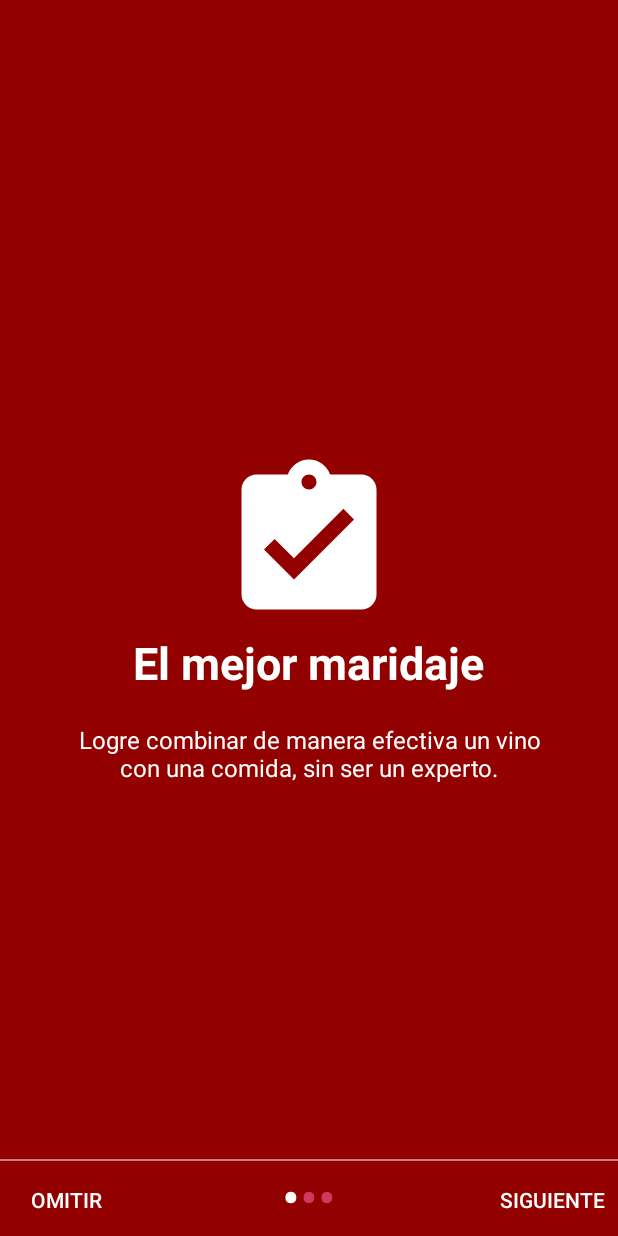
After one commit to mmrapps/MaridajeAndVinos, an Android app: the HelpActivity screen opened directly, with no data from a screen before it, on a phone screen of 412 x 824 dp. The commit adds this screen. Run offline under Robolectric (Android 15) with nearby library versions, the phone set to English and light mode, and no system bars.

Commit message:
Se agrega slide del help

```diff
--- a/app/src/main/AndroidManifest.xml
+++ b/app/src/main/AndroidManifest.xml
@@ -102,7 +102,8 @@
                 android:name="android.support.PARENT_ACTIVITY"
                 android:value="com.apps.mmr.maridajeandvinos.Activitys.MainActivity" />
         </activity>
-        <activity android:name=".Activitys.HomeActivity"></activity>
+        <activity android:name=".Activitys.HomeActivity" />
+        <activity android:name=".Activitys.HelpActivity"></activity>
     </application>
 
 </manifest>
--- /dev/null
+++ b/app/src/main/java/com/apps/mmr/maridajeandvinos/Activitys/HelpActivity.java
@@ -0,0 +1,202 @@
+package com.apps.mmr.maridajeandvinos.Activitys;
+
+import android.content.Context;
+import android.content.Intent;
+import android.graphics.Color;
+import android.os.Build;
+import android.os.Bundle;
+import android.support.v4.view.PagerAdapter;
+import android.support.v4.view.ViewPager;
+import android.support.v7.app.AppCompatActivity;
+import android.text.Html;
+import android.view.LayoutInflater;
+import android.view.View;
+import android.view.ViewGroup;
+import android.view.Window;
+import android.view.WindowManager;
+import android.widget.Button;
+import android.widget.LinearLayout;
+import android.widget.TextView;
+
+import com.apps.mmr.maridajeandvinos.R;
+
+public class HelpActivity extends AppCompatActivity {
+
+    private ViewPager viewPager;
+    private MyViewPagerAdapter myViewPagerAdapter;
+    private LinearLayout dotsLayout;
+    private TextView[] dots;
+    private int[] layouts;
+    private Button btnSkip, btnNext;
+    //private PrefManager prefManager;
+
+    @Override
+    protected void onCreate(Bundle savedInstanceState) {
+        super.onCreate(savedInstanceState);
+
+        /* Checking for first time launch - before calling setContentView()
+        prefManager = new PrefManager(this);
+        if (!prefManager.isFirstTimeLaunch()) {
+            launchHomeScreen();
+            finish();
+        } */
+
+        // Making notification bar transparent
+        if (Build.VERSION.SDK_INT >= 21) {
+            getWindow().getDecorView().setSystemUiVisibility(View.SYSTEM_UI_FLAG_LAYOUT_STABLE | View.SYSTEM_UI_FLAG_LAYOUT_FULLSCREEN);
+        }
+
+        setContentView(R.layout.activity_help);
+
+        viewPager = (ViewPager) findViewById(R.id.view_pager);
+        dotsLayout = (LinearLayout) findViewById(R.id.layoutDots);
+        btnSkip = (Button) findViewById(R.id.btn_skip);
+        btnNext = findViewById(R.id.btn_next);
+
+
+        // layouts of all welcome sliders
+        // add few more layouts if you want
+        layouts = new int[]{
+                R.layout.help_slide1,
+                R.layout.help_slide2,
+                R.layout.help_slide3};
+
+        // adding bottom dots
+        addBottomDots(0);
+
+        // making notification bar transparent
+        changeStatusBarColor();
+
+        myViewPagerAdapter = new MyViewPagerAdapter();
+        viewPager.setAdapter(myViewPagerAdapter);
+        viewPager.addOnPageChangeListener(viewPagerPageChangeListener);
+
+        btnSkip.setOnClickListener(new View.OnClickListener() {
+            @Override
+            public void onClick(View v) {
+                launchHomeScreen();
+            }
+        });
+
+        btnNext.setOnClickListener(new View.OnClickListener() {
+            @Override
+            public void onClick(View v) {
+                // checking for last page
+                // if last page home screen will be launched
+                int current = getItem(+1);
+                if (current < layouts.length) {
+                    // move to next screen
+                    viewPager.setCurrentItem(current);
+                } else {
+                    launchHomeScreen();
+                }
+            }
+        });
+    }
+
+    private void addBottomDots(int currentPage) {
+        dots = new TextView[layouts.length];
+
+        int[] colorsActive = getResources().getIntArray(R.array.array_dot_active);
+        int[] colorsInactive = getResources().getIntArray(R.array.array_dot_inactive);
+
+        dotsLayout.removeAllViews();
+        for (int i = 0; i < dots.length; i++) {
+            dots[i] = new TextView(this);
+            dots[i].setText(Html.fromHtml("&#8226;"));
+            dots[i].setTextSize(35);
+            dots[i].setTextColor(colorsInactive[currentPage]);
+            dotsLayout.addView(dots[i]);
+        }
+
+        if (dots.length > 0)
+            dots[currentPage].setTextColor(colorsActive[currentPage]);
+    }
+
+    private int getItem(int i) {
+        return viewPager.getCurrentItem() + i;
+    }
+
+    private void launchHomeScreen() {
+        startActivity(new Intent(HelpActivity.this, HomeActivity.class));
+        finish();
+    }
+
+    //  viewpager change listener
+    ViewPager.OnPageChangeListener viewPagerPageChangeListener = new ViewPager.OnPageChangeListener() {
+
+        @Override
+        public void onPageSelected(int position) {
+            addBottomDots(position);
+
+            // changing the next button text 'NEXT' / 'GOT IT'
+            if (position == layouts.length - 1) {
+                // last page. make button text to GOT IT
+                btnNext.setText(getString(R.string.start));
+                btnSkip.setVisibility(View.GONE);
+            } else {
+                // still pages are left
+                btnNext.setText(getString(R.string.next));
+                btnSkip.setVisibility(View.VISIBLE);
+            }
+        }
+
+        @Override
+        public void onPageScrolled(int arg0, float arg1, int arg2) {
+
+        }
+
+        @Override
+        public void onPageScrollStateChanged(int arg0) {
+
+        }
+    };
+
+    /**
+     * Making notification bar transparent
+     */
+    private void changeStatusBarColor() {
+        if (Build.VERSION.SDK_INT >= Build.VERSION_CODES.LOLLIPOP) {
+            Window window = getWindow();
+            window.addFlags(WindowManager.LayoutParams.FLAG_DRAWS_SYSTEM_BAR_BACKGROUNDS);
+            window.setStatusBarColor(Color.TRANSPARENT);
+        }
+    }
+
+    /**
+     * View pager adapter
+     */
+    public class MyViewPagerAdapter extends PagerAdapter {
+        private LayoutInflater layoutInflater;
+
+        public MyViewPagerAdapter() {
+        }
+
+        @Override
+        public Object instantiateItem(ViewGroup container, int position) {
+            layoutInflater = (LayoutInflater) getSystemService(Context.LAYOUT_INFLATER_SERVICE);
+
+            View view = layoutInflater.inflate(layouts[position], container, false);
+            container.addView(view);
+
+            return view;
+        }
+
+        @Override
+        public int getCount() {
+            return layouts.length;
+        }
+
+        @Override
+        public boolean isViewFromObject(View view, Object obj) {
+            return view == obj;
+        }
+
+
+        @Override
+        public void destroyItem(ViewGroup container, int position, Object object) {
+            View view = (View) object;
+            container.removeView(view);
+        }
+    }
+}
--- a/app/src/main/java/com/apps/mmr/maridajeandvinos/Activitys/HomeActivity.java
+++ b/app/src/main/java/com/apps/mmr/maridajeandvinos/Activitys/HomeActivity.java
@@ -219,6 +219,9 @@ public class HomeActivity extends AppCompatActivity
         } else if (id == R.id.nav_settings) {
 
         } else if (id == R.id.nav_help) {
+            Intent intent = new Intent(this, HelpActivity.class);
+            intent.putExtra("category", "help");
+            startActivity(intent);
 
         }
 
--- /dev/null
+++ b/app/src/main/res/drawable/ic_assignment_turned_in_white_24dp.xml
@@ -0,0 +1,5 @@
+<vector android:height="24dp" android:tint="#FFFFFF"
+    android:viewportHeight="24.0" android:viewportWidth="24.0"
+    android:width="24dp" xmlns:android="http://schemas.android.com/apk/res/android">
+    <path android:fillColor="#FF000000" android:pathData="M19,3h-4.18C14.4,1.84 13.3,1 12,1c-1.3,0 -2.4,0.84 -2.82,2L5,3c-1.1,0 -2,0.9 -2,2v14c0,1.1 0.9,2 2,2h14c1.1,0 2,-0.9 2,-2L21,5c0,-1.1 -0.9,-2 -2,-2zM12,3c0.55,0 1,0.45 1,1s-0.45,1 -1,1 -1,-0.45 -1,-1 0.45,-1 1,-1zM10,17l-4,-4 1.41,-1.41L10,14.17l6.59,-6.59L18,9l-8,8z"/>
+</vector>
--- /dev/null
+++ b/app/src/main/res/drawable/ic_local_bar_white_24dp.xml
@@ -0,0 +1,5 @@
+<vector android:height="24dp" android:tint="#FFFFFF"
+    android:viewportHeight="24.0" android:viewportWidth="24.0"
+    android:width="24dp" xmlns:android="http://schemas.android.com/apk/res/android">
+    <path android:fillColor="#FF000000" android:pathData="M21,5V3H3v2l8,9v5H6v2h12v-2h-5v-5l8,-9zM7.43,7L5.66,5h12.69l-1.78,2H7.43z"/>
+</vector>
--- /dev/null
+++ b/app/src/main/res/drawable/ic_local_dining_white_24dp.xml
@@ -0,0 +1,5 @@
+<vector android:height="24dp" android:tint="#FFFFFF"
+    android:viewportHeight="24.0" android:viewportWidth="24.0"
+    android:width="24dp" xmlns:android="http://schemas.android.com/apk/res/android">
+    <path android:fillColor="#FF000000" android:pathData="M8.1,13.34l2.83,-2.83L3.91,3.5c-1.56,1.56 -1.56,4.09 0,5.66l4.19,4.18zM14.88,11.53c1.53,0.71 3.68,0.21 5.27,-1.38 1.91,-1.91 2.28,-4.65 0.81,-6.12 -1.46,-1.46 -4.2,-1.1 -6.12,0.81 -1.59,1.59 -2.09,3.74 -1.38,5.27L3.7,19.87l1.41,1.41L12,14.41l6.88,6.88 1.41,-1.41L13.41,13l1.47,-1.47z"/>
+</vector>
--- /dev/null
+++ b/app/src/main/res/layout/activity_help.xml
@@ -0,0 +1,51 @@
+<?xml version="1.0" encoding="utf-8"?>
+<RelativeLayout xmlns:android="http://schemas.android.com/apk/res/android"
+    xmlns:app="http://schemas.android.com/apk/res-auto"
+    xmlns:tools="http://schemas.android.com/tools"
+    android:layout_width="match_parent"
+    android:layout_height="match_parent"
+    tools:showIn="@layout/activity_welcome">
+
+
+    <android.support.v4.view.ViewPager
+        android:id="@+id/view_pager"
+        android:layout_width="match_parent"
+        android:layout_height="match_parent" />
+
+    <LinearLayout
+        android:id="@+id/layoutDots"
+        android:layout_width="match_parent"
+        android:layout_height="@dimen/dots_height"
+        android:layout_alignParentBottom="true"
+        android:layout_marginBottom="@dimen/dots_margin_bottom"
+        android:gravity="center"
+        android:orientation="horizontal"></LinearLayout>
+
+    <View
+        android:layout_width="match_parent"
+        android:layout_height="1dp"
+        android:alpha=".5"
+        android:layout_above="@id/layoutDots"
+        android:background="@android:color/white" />
+
+    <Button
+        android:id="@+id/btn_next"
+        android:layout_width="wrap_content"
+        android:layout_height="wrap_content"
+        android:layout_alignParentBottom="true"
+        android:layout_alignParentRight="true"
+        android:background="@null"
+        android:text="@string/next"
+        android:textColor="@android:color/white" />
+
+    <Button
+        android:id="@+id/btn_skip"
+        android:layout_width="wrap_content"
+        android:layout_height="wrap_content"
+        android:layout_alignParentBottom="true"
+        android:layout_alignParentLeft="true"
+        android:background="@null"
+        android:text="@string/skip"
+        android:textColor="@android:color/white" />
+
+</RelativeLayout>
--- /dev/null
+++ b/app/src/main/res/layout/help_slide1.xml
@@ -0,0 +1,39 @@
+<?xml version="1.0" encoding="utf-8"?>
+<RelativeLayout xmlns:android="http://schemas.android.com/apk/res/android"
+    android:layout_width="match_parent"
+    android:layout_height="match_parent"
+    android:background="@color/bg_screen1">
+
+    <LinearLayout
+        android:layout_width="wrap_content"
+        android:layout_height="wrap_content"
+        android:layout_centerInParent="true"
+        android:gravity="center_horizontal"
+        android:orientation="vertical">
+
+        <ImageView
+            android:layout_width="@dimen/img_width_height"
+            android:layout_height="@dimen/img_width_height"
+            android:src="@drawable/ic_assignment_turned_in_white_24dp" />
+
+        <TextView
+            android:layout_width="wrap_content"
+            android:layout_height="wrap_content"
+            android:text="@string/slide_1_title"
+            android:textColor="@android:color/white"
+            android:textSize="@dimen/slide_title"
+            android:textStyle="bold" />
+
+        <TextView
+            android:layout_width="wrap_content"
+            android:layout_height="wrap_content"
+            android:layout_marginTop="20dp"
+            android:paddingLeft="@dimen/desc_padding"
+            android:paddingRight="@dimen/desc_padding"
+            android:text="@string/slide_1_desc"
+            android:textAlignment="center"
+            android:textColor="@android:color/white"
+            android:textSize="@dimen/slide_desc" />
+
+    </LinearLayout>
+</RelativeLayout>
--- a/app/src/main/res/values/colors.xml
+++ b/app/src/main/res/values/colors.xml
@@ -9,4 +9,37 @@
     <color name="DarkGrey">#4F4F4F</color>
     <color name="Green">#0F0</color>
     <color name="TransparentGrey">#7F000000</color>
+
+    <!-- Screens background color-->
+    <color name="bg_screen1">#930000</color>
+    <color name="bg_screen2">#930000</color>
+    <color name="bg_screen3">#930000</color>
+    <color name="bg_screen4">#c873f4</color>
+
+    <!-- dots inactive colors -->
+    <color name="dot_dark_screen1">#d1395c</color>
+    <color name="dot_dark_screen2">#d1395c</color>
+    <color name="dot_dark_screen3">#d1395c</color>
+    <color name="dot_dark_screen4">#a854d4</color>
+
+    <!-- dots active colors -->
+    <color name="dot_light_screen1">#FFF</color>
+    <color name="dot_light_screen2">#FFF</color>
+    <color name="dot_light_screen3">#FFF</color>
+    <color name="dot_light_screen4">#e4b5fc</color>
+
+    <array name="array_dot_active">
+        <item>@color/dot_light_screen1</item>
+        <item>@color/dot_light_screen2</item>
+        <item>@color/dot_light_screen3</item>
+        <item>@color/dot_light_screen4</item>
+    </array>
+
+    <array name="array_dot_inactive">
+        <item>@color/dot_dark_screen1</item>
+        <item>@color/dot_dark_screen2</item>
+        <item>@color/dot_dark_screen3</item>
+        <item>@color/dot_dark_screen4</item>
+    </array>
+
 </resources>
--- a/app/src/main/res/values/dimens.xml
+++ b/app/src/main/res/values/dimens.xml
@@ -7,4 +7,10 @@
     <dimen name="fab_margin">16dp</dimen>
     <dimen name="app_bar_height">180dp</dimen>
     <dimen name="text_margin">16dp</dimen>
+    <dimen name="dots_height">30dp</dimen>
+    <dimen name="dots_margin_bottom">20dp</dimen>
+    <dimen name="img_width_height">120dp</dimen>
+    <dimen name="slide_title">30dp</dimen>
+    <dimen name="slide_desc">16dp</dimen>
+    <dimen name="desc_padding">40dp</dimen>
 </resources>
--- a/app/src/main/res/values/strings.xml
+++ b/app/src/main/res/values/strings.xml
@@ -114,4 +114,21 @@
     <string name="wine_cat_title">¿Qué tipo de vino desea?</string>
     <string name="wine">Vino</string>
     <string name="wine_per_food_title">Se recomienda con los siguientes vinos</string>
+
+    <!-- Strings para el slide de ayuda -->
+    <string name="next">SIGUIENTE</string>
+    <string name="skip">OMITIR</string>
+    <string name="start">EMPEZAR</string>
+
+    <string name="slide_1_title">El mejor maridaje</string>
+    <string name="slide_1_desc">Logre combinar de manera efectiva un vino con una comida, sin ser un experto.</string>
+
+    <string name="slide_2_title">Ya tengo un vino</string>
+    <string name="slide_2_desc">Elija la primera opción del menú y de acuerdo al vino que tenga le proporcionaremos opciones de comida que va a ir perfecto para lograr el maridaje.</string>
+
+    <string name="slide_3_title">Sé que voy a comer</string>
+    <string name="slide_3_desc">Si tiene en mente la comida que quiere disfrutar, elija la segunda opción del menú y le recomendaremos vinos con los que logrará el maridaje.</string>
+
+    <string name="play_again_desc">To see the welcome slider again, goto Settings -> apps -> welcome slider -> clear data</string>
+    <string name="play_again">Play Again</string>
 </resources>
```
Also changed, not shown: app/src/main/res/layout/help_slide2.xml (added, +41 -0 lines), app/src/main/res/layout/help_slide3.xml (added, +40 -0 lines).
